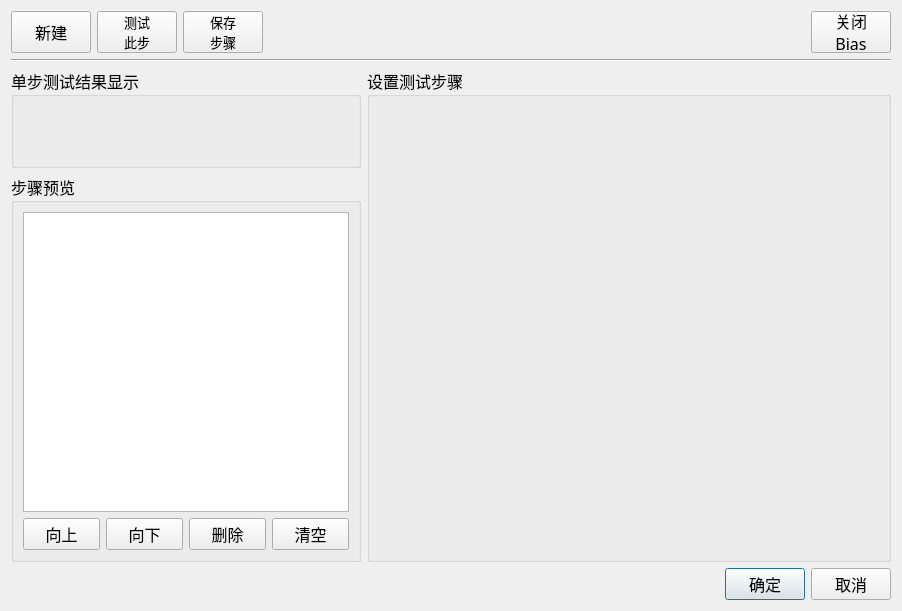
This is MeterMode/clsSetTestStep.ui in caicaiking/WKEFactoryView2014 as Qt 5 draws it before an edit. The edited form follows.
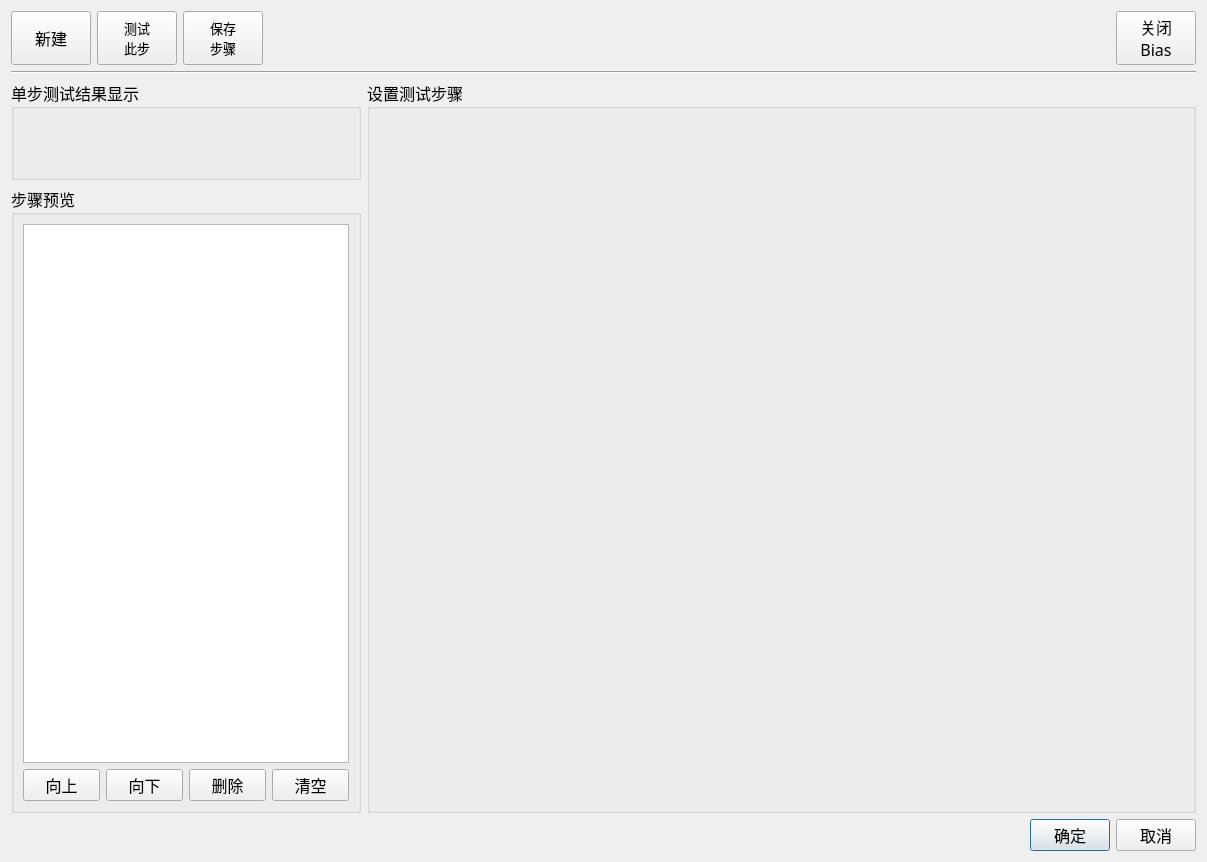
This is the edited form. Icons and pictures are not drawn. Custom widgets are drawn as their Qt base class.

What changed in the file:
```diff
--- a/MeterMode/clsSetTestStep.ui
+++ b/MeterMode/clsSetTestStep.ui
@@ -6,8 +6,8 @@
    <rect>
     <x>0</x>
     <y>0</y>
-    <width>888</width>
-    <height>601</height>
+    <width>1207</width>
+    <height>862</height>
    </rect>
   </property>
   <property name="font">
@@ -37,6 +37,12 @@
          <height>42</height>
         </size>
        </property>
+       <property name="maximumSize">
+        <size>
+         <width>1111</width>
+         <height>1111</height>
+        </size>
+       </property>
        <property name="font">
         <font>
          <family>楷体</family>
@@ -66,6 +72,12 @@
          <height>42</height>
         </size>
        </property>
+       <property name="maximumSize">
+        <size>
+         <width>1111</width>
+         <height>1111</height>
+        </size>
+       </property>
        <property name="font">
         <font>
          <family>楷体</family>
@@ -96,6 +108,12 @@
          <height>42</height>
         </size>
        </property>
+       <property name="maximumSize">
+        <size>
+         <width>1111</width>
+         <height>1111</height>
+        </size>
+       </property>
        <property name="font">
         <font>
          <family>楷体</family>
@@ -139,6 +157,12 @@
          <height>42</height>
         </size>
        </property>
+       <property name="maximumSize">
+        <size>
+         <width>1111</width>
+         <height>1111</height>
+        </size>
+       </property>
        <property name="font">
         <font>
          <family>楷体</family>
@@ -258,6 +282,12 @@
            <layout class="QHBoxLayout" name="horizontalLayout_3">
             <item>
              <widget class="QPushButton" name="btnUp">
+              <property name="maximumSize">
+               <size>
+                <width>1111</width>
+                <height>1111</height>
+               </size>
+              </property>
               <property name="font">
                <font>
                 <family>楷体</family>
@@ -281,6 +311,12 @@
             </item>
             <item>
              <widget class="QPushButton" name="btnDown">
+              <property name="maximumSize">
+               <size>
+                <width>1111</width>
+                <height>1111</height>
+               </size>
+              </property>
               <property name="font">
                <font>
                 <family>楷体</family>
@@ -304,6 +340,12 @@
             </item>
             <item>
              <widget class="QPushButton" name="btnDelete">
+              <property name="maximumSize">
+               <size>
+                <width>1111</width>
+                <height>1111</height>
+               </size>
+              </property>
               <property name="font">
                <font>
                 <family>楷体</family>
@@ -327,6 +369,12 @@
             </item>
             <item>
              <widget class="QPushButton" name="btnClear">
+              <property name="maximumSize">
+               <size>
+                <width>1111</width>
+                <height>1111</height>
+               </size>
+              </property>
               <property name="font">
                <font>
                 <family>楷体</family>
```
